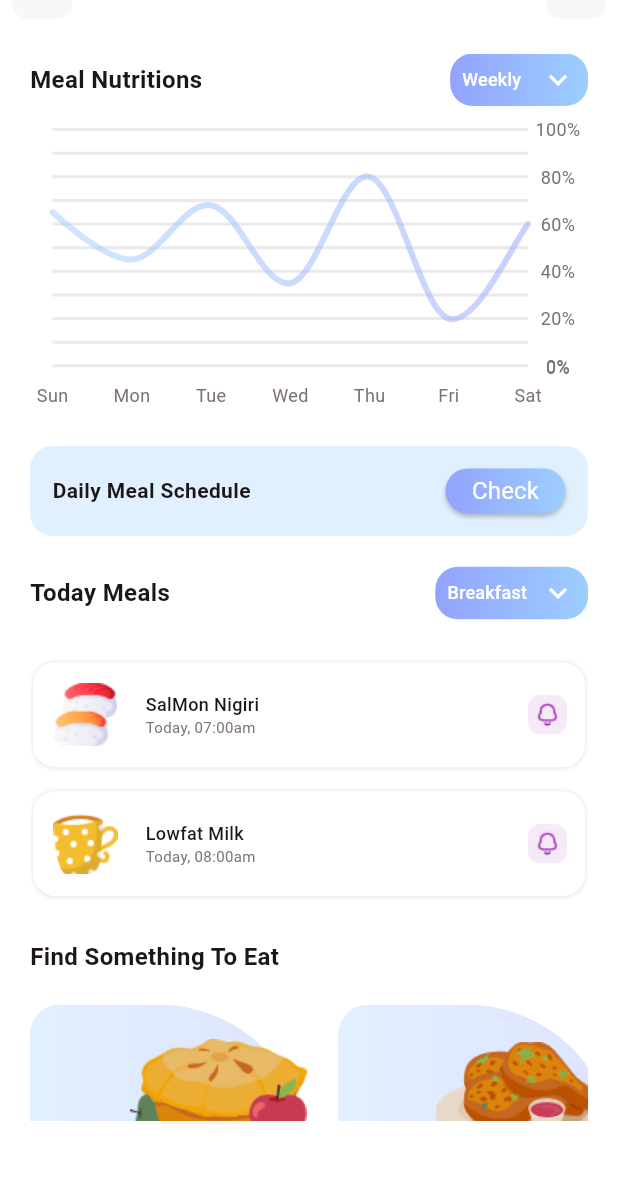
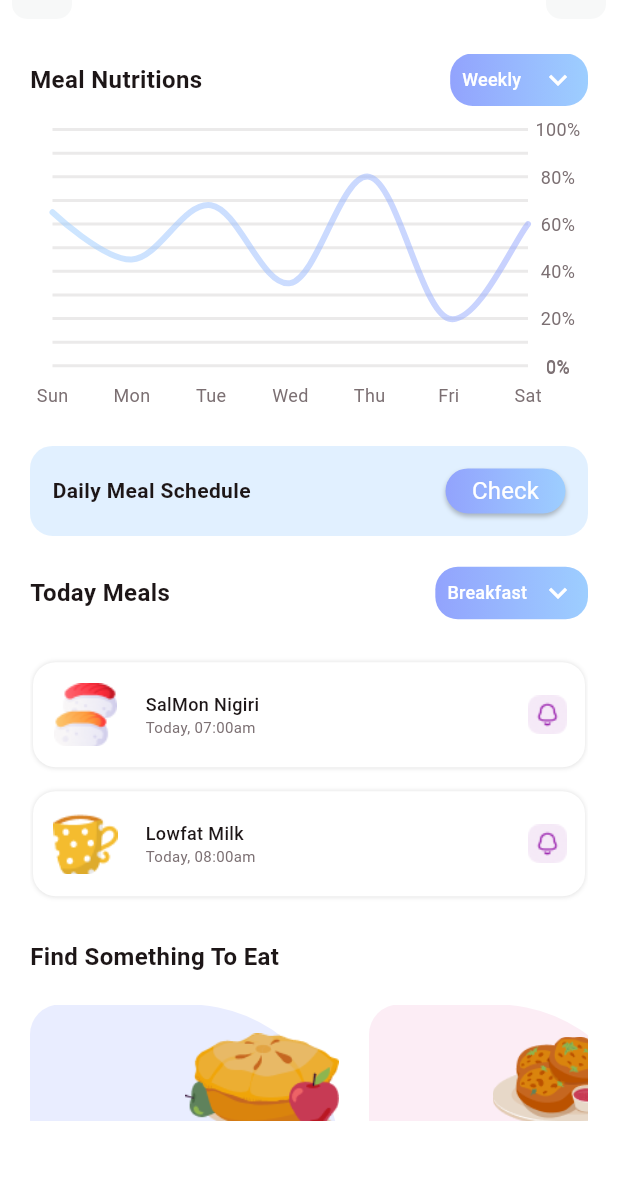
Before and after one commit to Judy942/Fitness, a Flutter app: the MealPlannerScreen screen opened by its route, on a phone screen of 412 x 824 dp, the part 53-1233 px from its top. Run offline on Flutter 3.47's test engine with Material 3 defaults, Android fonts, the phone set to English and light mode, and no system bars; drawn by our look-alikes of fl_chart; our stand-ins replace animated_toggle_switch, carousel_slider, equatable, firebase_auth, flutter_bloc, google_sign_in and 6 more; missing offline and left inert: dotted_dashed_line, simple_animation_progress_bar; accounts and stored records are empty; Roboto replaces fonts that are missing (Poppins); key blocks and very long unbroken strings in the code were emptied for the run.

Commit message:
meal_planner finissh

```diff
--- a/lib/main.dart
+++ b/lib/main.dart
@@ -49,7 +49,7 @@ class MyApp extends StatelessWidget {
             Locale('en', ''),
           ],
           // initialRoute: AppRoutes.startScreen,
-          initialRoute: AppRoutes.mealPlannerScreen,
+          initialRoute: AppRoutes.mealPlannerDetailScreen,
           routes: AppRoutes.routes,
         );
       },)
--- a/lib/presentation/meal_planner/meal_planner_screen.dart
+++ b/lib/presentation/meal_planner/meal_planner_screen.dart
@@ -547,29 +547,31 @@ class _HomeScreenState extends State<MealPlannerScreen> {
                       SizedBox(
                         height: media.width * 0.5,
                         width: media.width - 40,
+
                         child: ListView.builder(
-                        padding: EdgeInsets.zero,
-                        // physics: const NeverScrollableScrollPhysics(),
-                        scrollDirection: Axis.horizontal,
-                        shrinkWrap: true,
-                        itemCount: somethingToEat.length,
-                        itemBuilder: (context, index) {
-                          var wObj = somethingToEat[index] as Map? ?? {};
-                          return Container(
-                            margin: const EdgeInsets.only(right: 20),
-                              width: media.width * 0.45,
-                            child: FindStToEat(wObj: wObj));
-                        }),
-
-                        // child: ListView.separated(
-                        //   itemBuilder: (context, position) {
-                        //     return ListItem();
-                        //   },
-                        //   separatorBuilder: (context, position) {
-                        //     return SeparatorItem();
-                        //   },
-                        //   itemCount: itemCount,
-                        // ),
+                          itemBuilder: (context, position) {
+                            if (position % 2 == 0) {
+                              var wObj = somethingToEat[position] as Map? ?? {};
+                              return Container(
+                                  margin: const EdgeInsets.only(right: 20),
+                                  width: media.width * 0.5,
+                                  child: FindStToEat(wObj: wObj));
+                            } else {
+                              var wObj = somethingToEat[position] as Map? ?? {};
+                              return Container(
+                                  margin: const EdgeInsets.only(right: 20),
+                                  width: media.width * 0.45,
+                                  child: FindStToEat(
+                                      wObj: wObj,
+                                      type: RoundButtonType.secondaryBG));
+                            }
+                          },
+                          padding: EdgeInsets.zero,
+                          // physics: const NeverScrollableScrollPhysics(),
+                          scrollDirection: Axis.horizontal,
+                          shrinkWrap: true,
+                          itemCount: somethingToEat.length,
+                        ),
                       ),
                     ],
                   ),
--- a/lib/routes/app_routes.dart
+++ b/lib/routes/app_routes.dart
@@ -6,6 +6,7 @@ import 'package:flutter_application_fitness/presentation/goals/goals_screen.dart
 import 'package:flutter_application_fitness/presentation/home/home_screen.dart';
 import 'package:flutter_application_fitness/presentation/login/login_screen.dart';
 import 'package:flutter_application_fitness/presentation/meal_planner/meal_planner_screen.dart';
+import 'package:flutter_application_fitness/presentation/meal_planner_detail/meal_planner_detail_screen.dart';
 import 'package:flutter_application_fitness/presentation/notification/notification_screen.dart';
 import 'package:flutter_application_fitness/presentation/onboarding_screen/onboarding_screen.dart';
 import 'package:flutter_application_fitness/presentation/onboarding_screen/start_screen.dart';
@@ -42,6 +43,7 @@ class AppRoutes {
   static const String addScheduleView = '/addScheduleView';
   static const String mealPlannerScreen = '/mealPlannerScreen';
   static const String foodRowWidget = '/foodRowWidget';
+  static const String mealPlannerDetailScreen = '/mealPlannerDetailScreen';
 
 
   static Map<String, WidgetBuilder> routes = {
@@ -65,5 +67,6 @@ class AppRoutes {
     userProfile: (context) => const UserProfile(),
     addScheduleView : (context) => AddScheduleView(date: DateTime.now()),
     mealPlannerScreen: (context) => const MealPlannerScreen(),
+    mealPlannerDetailScreen: (context) =>  MealPlannerDetailScreen( title: "Meal Planner Detail"),
   };
 }
--- a/lib/widgets/find_st_to_eat.dart
+++ b/lib/widgets/find_st_to_eat.dart
@@ -6,8 +6,11 @@ import 'round_button.dart';
 
 class FindStToEat extends StatelessWidget {
   final Map wObj;
+  final RoundButtonType type;
 
-  const FindStToEat({Key? key, required this.wObj}) : super(key: key);
+  const FindStToEat(
+      {Key? key, required this.wObj, this.type = RoundButtonType.primaryBG})
+      : super(key: key);
 
   void onViewMoreClick(BuildContext context) {
     Navigator.push(
@@ -25,10 +28,9 @@ class FindStToEat extends StatelessWidget {
         Container(
           // padding: const EdgeInsets.all(10),
           decoration: BoxDecoration(
-            gradient: LinearGradient(colors: [
-              AppColors.primaryColor2.withOpacity(0.3),
-              AppColors.primaryColor1.withOpacity(0.3)
-            ]),
+            color:type == RoundButtonType.secondaryBG
+                  ? AppColors.secondaryColor2.withOpacity(0.2)
+                  : AppColors.primaryColor1.withOpacity(0.2),
             borderRadius: const BorderRadius.only(
                 topRight: Radius.circular(100),
                 bottomRight: Radius.circular(20),
@@ -42,17 +44,16 @@ class FindStToEat extends StatelessWidget {
             Row(
               mainAxisAlignment: MainAxisAlignment.end,
               crossAxisAlignment: CrossAxisAlignment.start,
-
               children: [
                 Image.asset(
                   wObj["image"].toString(),
-                  width: 120,
-                  height: 120,
+                  width: MediaQuery.of(context).size.width * 0.25,
+                  height: MediaQuery.of(context).size.width * 0.25,
                 ),
               ],
             ),
             Padding(
-              padding: const EdgeInsets.only(left: 20,bottom: 20),
+              padding: const EdgeInsets.only(left: 20),
               child: Column(
                 // mainAxisAlignment: MainAxisAlignment.start,
                 crossAxisAlignment: CrossAxisAlignment.start,
@@ -77,9 +78,9 @@ class FindStToEat extends StatelessWidget {
                   ),
                   SizedBox(
                     width: 120,
-                    height: 30,
+                    height: 32,
                     child: RoundButton(
-                        type: RoundButtonType.primaryBG,
+                        type: type,
                         title: "Select",
                         onPressed: () {
                           onViewMoreClick(context);
```
Also changed, not shown: lib/presentation/meal_planner_detail/meal_planner_detail_screen.dart (added, +81 -0 lines).
